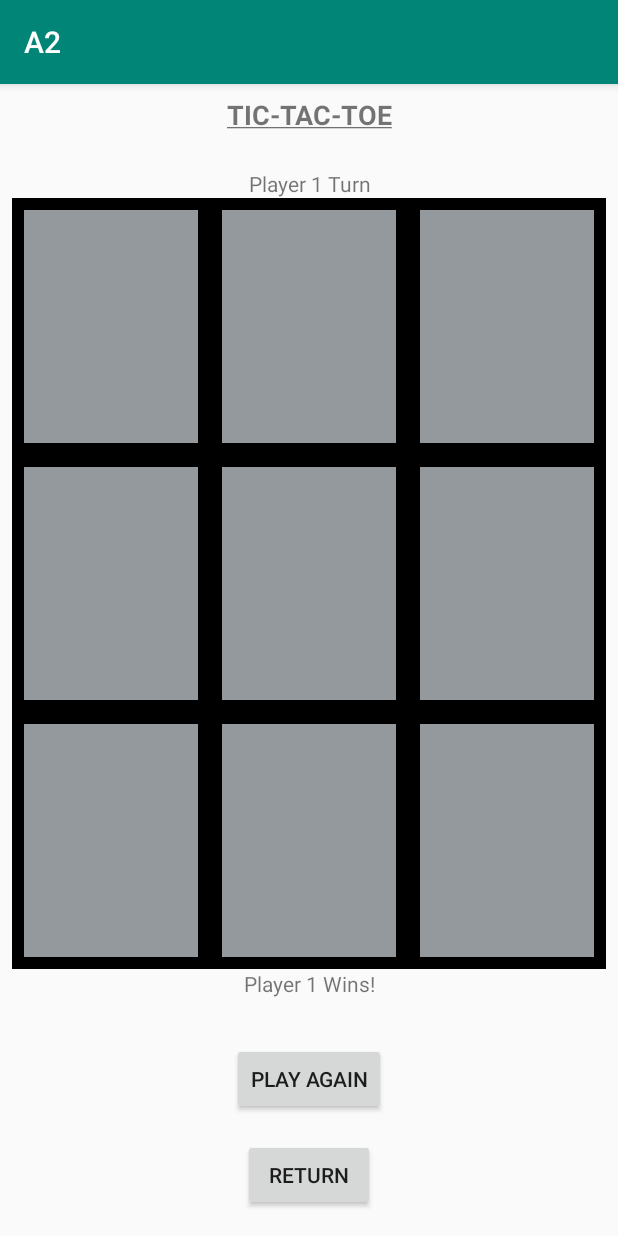
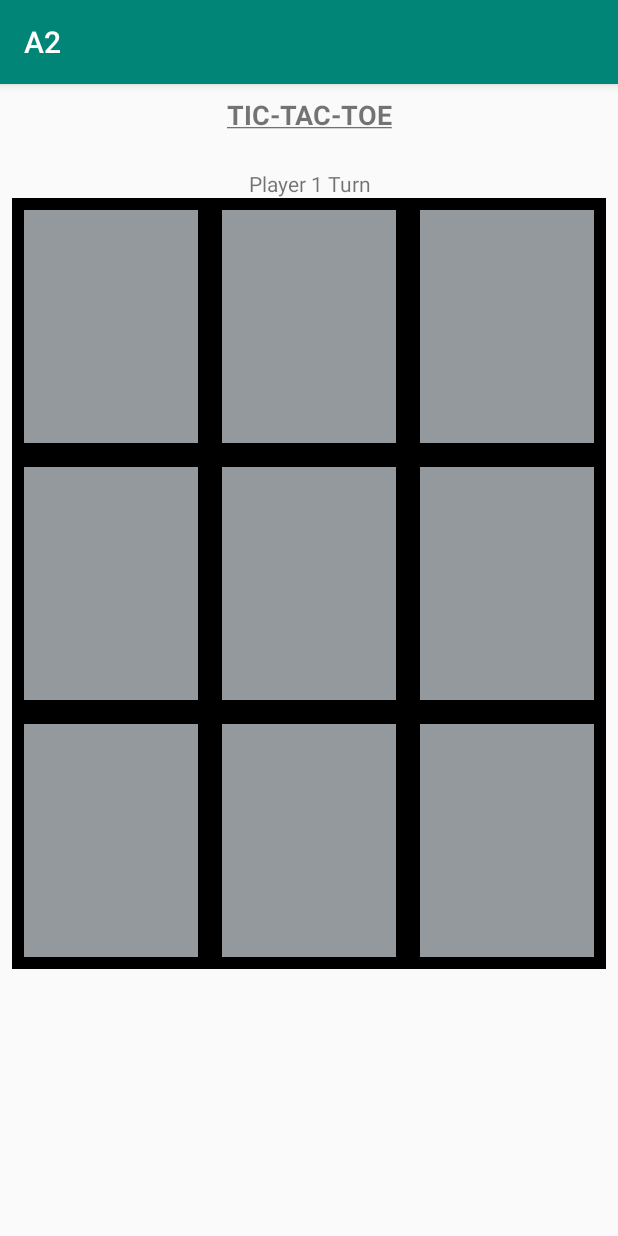
Before and after one commit to nicwenzel26/TicTacToe, an Android app: the screen it shows after launch (MainActivity), after a tap on "NEW GAME", on a phone screen of 412 x 824 dp. Run offline under Robolectric (Android 15) with nearby library versions, the phone set to English and light mode, and no system bars.

Commit message:
Added functionaltiy to return button

```diff
--- a/A2/app/src/main/java/com/csci448/a2/GameScreenFragment.kt
+++ b/A2/app/src/main/java/com/csci448/a2/GameScreenFragment.kt
@@ -16,6 +16,7 @@ class GameScreenFragment:Fragment() {
     private lateinit var newGameButton: Button
     private lateinit var playerTurnTextView: TextView
     private lateinit var playerWinTextView: TextView
+    private lateinit var returnButton: Button
 
     private lateinit var button_11 : ImageButton
     private lateinit var button_12 : ImageButton
@@ -43,6 +44,7 @@ class GameScreenFragment:Fragment() {
 
     interface CallBacks {
         fun resetGame()
+        fun returnGame()
     }
 
     private var callBacks: CallBacks? = null
@@ -73,10 +75,12 @@ class GameScreenFragment:Fragment() {
         newGameButton = view.findViewById(R.id.play_again_button)
         playerTurnTextView = view.findViewById(R.id.player_turn)
         playerWinTextView = view.findViewById(R.id.player_wins_text_view)
+        returnButton = view.findViewById(R.id.return_button)
 
         playerTurnTextView.text = "Player 1 Turn"
 
         newGameButton.setOnClickListener { callBacks?.resetGame() }
+        returnButton.setOnClickListener { callBacks?.returnGame() }
 
         return view
     }
@@ -123,16 +127,20 @@ class GameScreenFragment:Fragment() {
             setWinText(xOrO)        }
     }
 
+    //Setting the winning player text and making the field visable and buttons visable
     private fun setWinText(xOrO: Char){
         if(xOrO == 'x') {
             playerWinTextView.text = "Player 1 Wins!!!"
         }
-
         else {
             playerWinTextView.text = "Player 2 Wins!!!"
         }
+        playerWinTextView.visibility = View.VISIBLE
+        newGameButton.visibility = View.VISIBLE
+        returnButton.visibility = View.VISIBLE
     }
 
+    //Go through the win conditions for each player
     private fun checkWIn() {
         determineWin('x')
         determineWin('o')
--- a/A2/app/src/main/java/com/csci448/a2/MainActivity.kt
+++ b/A2/app/src/main/java/com/csci448/a2/MainActivity.kt
@@ -19,6 +19,11 @@ class MainActivity : AppCompatActivity(), HomeScreenFragment.CallBacks, GameScre
         System.exit(0)
     }
 
+    override fun returnGame() {
+        val fragment = HomeScreenFragment()
+        supportFragmentManager.beginTransaction().replace(R.id.fragment_container,fragment).commit()
+    }
+
     override fun resetGame() {
         val fragment = GameScreenFragment()
         supportFragmentManager.beginTransaction().replace(R.id.fragment_container, fragment).commit()
--- a/A2/app/src/main/res/layout/game_screen_fragment.xml
+++ b/A2/app/src/main/res/layout/game_screen_fragment.xml
@@ -155,7 +155,8 @@
                 android:gravity="center"
                 android:id="@+id/player_wins_text_view"
                 android:textSize="14sp"
-                android:layout_marginBottom="8dp"/>
+                android:layout_marginBottom="8dp"
+                android:visibility="gone"/>
 
 
         </LinearLayout>
@@ -171,7 +172,8 @@
                 android:layout_height="wrap_content"
                 android:gravity="center"
                 android:text="@string/play_again_button_text"
-                android:id="@+id/play_again_button"/>
+                android:id="@+id/play_again_button"
+                android:visibility="gone"/>
 
 
         </LinearLayout>
@@ -187,7 +189,8 @@
                 android:layout_height="wrap_content"
                 android:layout_gravity="center"
                 android:text="@string/return_button_text"
-                android:id="@+id/return_button"/>
+                android:id="@+id/return_button"
+                android:visibility="gone"/>
 
         </LinearLayout>
 
```
